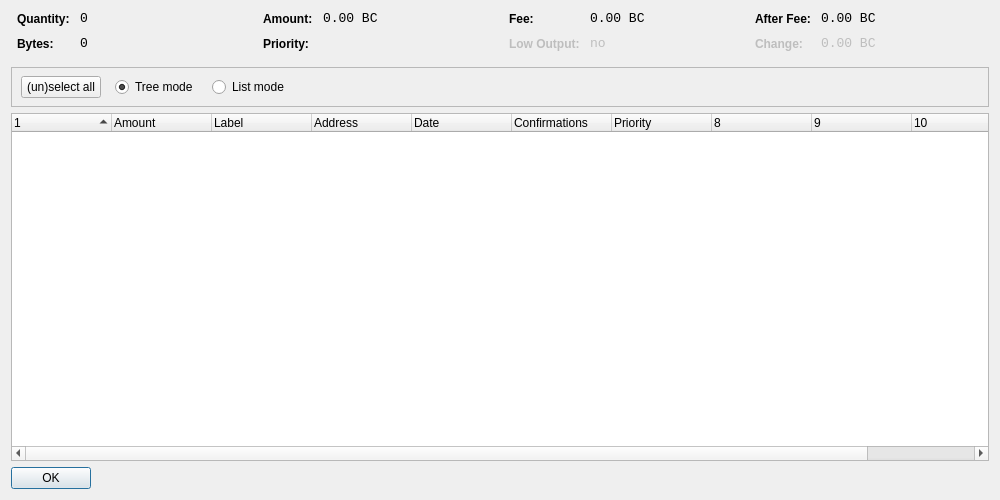
Old version of the form src/qt/forms/coincontroldialog.ui in the repository Euno/eunowallet.
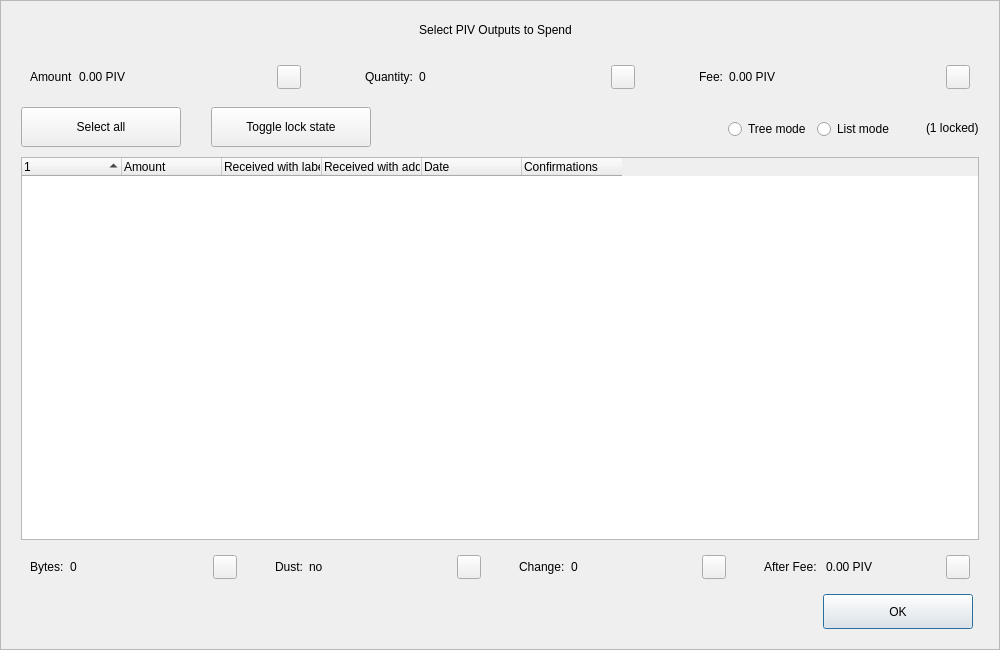
New version of the form. Custom widgets are drawn as their Qt base class.

Diff of the .ui file:
```diff
--- a/src/qt/forms/coincontroldialog.ui
+++ b/src/qt/forms/coincontroldialog.ui
@@ -7,352 +7,299 @@
     <x>0</x>
     <y>0</y>
     <width>1000</width>
-    <height>500</height>
+    <height>650</height>
    </rect>
   </property>
+  <property name="minimumSize">
+   <size>
+    <width>950</width>
+    <height>650</height>
+   </size>
+  </property>
   <property name="windowTitle">
-   <string>Coin Control</string>
+   <string>Coin Selection</string>
+  </property>
+  <property name="styleSheet">
+   <string notr="true"/>
   </property>
   <layout class="QVBoxLayout" name="verticalLayout">
-   <item>
-    <layout class="QHBoxLayout" name="horizontalLayoutTop" stretch="0,0,0,0">
+   <property name="spacing">
+    <number>0</number>
+   </property>
+   <property name="leftMargin">
+    <number>0</number>
+   </property>
      <property name="topMargin">
       <number>0</number>
      </property>
+   <property name="rightMargin">
+    <number>0</number>
+   </property>
      <property name="bottomMargin">
-      <number>10</number>
+    <number>0</number>
      </property>
      <item>
-      <layout class="QFormLayout" name="formLayoutCoinControl1">
-       <property name="horizontalSpacing">
-        <number>10</number>
-       </property>
-       <property name="verticalSpacing">
-        <number>10</number>
-       </property>
+    <widget class="QFrame" name="frameContainer">
+     <property name="toolTipDuration">
+      <number>0</number>
+     </property>
+     <property name="frameShape">
+      <enum>QFrame::StyledPanel</enum>
+     </property>
+     <property name="frameShadow">
+      <enum>QFrame::Raised</enum>
+     </property>
+     <layout class="QVBoxLayout" name="verticalLayout_2">
        <property name="leftMargin">
-        <number>6</number>
+       <number>0</number>
        </property>
        <property name="rightMargin">
-        <number>6</number>
-       </property>
-       <item row="0" column="0">
+       <number>0</number>
+      </property>
+      <property name="bottomMargin">
+       <number>20</number>
+      </property>
+      <item>
+       <layout class="QHBoxLayout" name="horizontalLayout_12">
+        <property name="spacing">
+         <number>0</number>
+        </property>
+        <property name="leftMargin">
+         <number>20</number>
+        </property>
+        <property name="rightMargin">
+         <number>30</number>
+        </property>
+        <item>
+         <spacer name="horizontalSpacer_4">
+          <property name="orientation">
+           <enum>Qt::Horizontal</enum>
+          </property>
+          <property name="sizeHint" stdset="0">
+           <size>
+            <width>40</width>
+            <height>20</height>
+           </size>
+          </property>
+         </spacer>
+        </item>
+        <item>
+         <widget class="QLabel" name="labelTitle">
+          <property name="minimumSize">
+           <size>
+            <width>0</width>
+            <height>40</height>
+           </size>
+          </property>
+          <property name="maximumSize">
+           <size>
+            <width>16777215</width>
+            <height>40</height>
+           </size>
+          </property>
+          <property name="text">
+           <string>Select PIV Outputs to Spend</string>
+          </property>
+          <property name="alignment">
+           <set>Qt::AlignCenter</set>
+          </property>
+          <property name="margin">
+           <number>7</number>
+          </property>
+         </widget>
+        </item>
+        <item>
+         <spacer name="horizontalSpacer_5">
+          <property name="orientation">
+           <enum>Qt::Horizontal</enum>
+          </property>
+          <property name="sizeHint" stdset="0">
+           <size>
+            <width>40</width>
+            <height>20</height>
+           </size>
+          </property>
+         </spacer>
+        </item>
+       </layout>
+      </item>
+      <item>
+       <layout class="QHBoxLayout" name="horizontalLayout_8">
+        <property name="leftMargin">
+         <number>20</number>
+        </property>
+        <property name="rightMargin">
+         <number>20</number>
+        </property>
+        <item>
+         <widget class="QWidget" name="layoutAmount" native="true">
+          <layout class="QHBoxLayout" name="horizontalLayout_9" stretch="0,1,0">
+           <item>
+            <widget class="QLabel" name="labelCoinControlAmountText">
+             <property name="text">
+              <string>Amount</string>
+             </property>
+            </widget>
+           </item>
+           <item>
+            <widget class="QLabel" name="labelCoinControlAmount">
+             <property name="text">
+              <string>0.00 PIV</string>
+             </property>
+            </widget>
+           </item>
+           <item alignment="Qt::AlignHCenter|Qt::AlignVCenter">
+            <widget class="QPushButton" name="pushButtonAmount">
+             <property name="minimumSize">
+              <size>
+               <width>0</width>
+               <height>24</height>
+              </size>
+             </property>
+             <property name="maximumSize">
+              <size>
+               <width>24</width>
+               <height>26</height>
+              </size>
+             </property>
+             <property name="focusPolicy">
+              <enum>Qt::NoFocus</enum>
+             </property>
+             <property name="styleSheet">
+              <string notr="true">padding-bottom:2px;
+padding-right:4px;</string>
+             </property>
+             <property name="text">
+              <string/>
+             </property>
+            </widget>
+           </item>
+          </layout>
+         </widget>
+        </item>
+        <item>
+         <spacer name="horizontalSpacer_2">
+          <property name="orientation">
+           <enum>Qt::Horizontal</enum>
+          </property>
+          <property name="sizeType">
+           <enum>QSizePolicy::Fixed</enum>
+          </property>
+          <property name="sizeHint" stdset="0">
+           <size>
+            <width>40</width>
+            <height>20</height>
+           </size>
+          </property>
+         </spacer>
+        </item>
+        <item>
+         <widget class="QWidget" name="layoutQuantity" native="true">
+          <layout class="QHBoxLayout" name="horizontalLayout_10" stretch="0,1,0">
+           <item>
         <widget class="QLabel" name="labelCoinControlQuantityText">
-         <property name="styleSheet">
-          <string notr="true">font-weight:bold;</string>
-         </property>
          <property name="text">
           <string>Quantity:</string>
          </property>
         </widget>
        </item>
-       <item row="0" column="1">
+           <item>
         <widget class="QLabel" name="labelCoinControlQuantity">
-         <property name="font">
-          <font>
-           <family>Monospace</family>
-           <pointsize>10</pointsize>
-          </font>
-         </property>
-         <property name="cursor">
-          <cursorShape>IBeamCursor</cursorShape>
-         </property>
-         <property name="contextMenuPolicy">
-          <enum>Qt::ActionsContextMenu</enum>
-         </property>
          <property name="text">
-          <string notr="true">0</string>
-         </property>
-         <property name="textInteractionFlags">
-          <set>Qt::LinksAccessibleByMouse|Qt::TextSelectableByKeyboard|Qt::TextSelectableByMouse</set>
-         </property>
-        </widget>
-       </item>
-       <item row="1" column="0">
-        <widget class="QLabel" name="labelCoinControlBytesText">
-         <property name="styleSheet">
-          <string notr="true">font-weight:bold;</string>
-         </property>
-         <property name="text">
-          <string>Bytes:</string>
-         </property>
-        </widget>
-       </item>
-       <item row="1" column="1">
-        <widget class="QLabel" name="labelCoinControlBytes">
-         <property name="font">
-          <font>
-           <family>Monospace</family>
-           <pointsize>10</pointsize>
-          </font>
-         </property>
-         <property name="cursor">
-          <cursorShape>IBeamCursor</cursorShape>
-         </property>
-         <property name="contextMenuPolicy">
-          <enum>Qt::ActionsContextMenu</enum>
-         </property>
-         <property name="text">
-          <string notr="true">0</string>
-         </property>
-         <property name="textInteractionFlags">
-          <set>Qt::LinksAccessibleByMouse|Qt::TextSelectableByKeyboard|Qt::TextSelectableByMouse</set>
-         </property>
-        </widget>
-       </item>
-      </layout>
-     </item>
-     <item>
-      <layout class="QFormLayout" name="formLayoutCoinControl2">
-       <property name="horizontalSpacing">
-        <number>10</number>
-       </property>
-       <property name="verticalSpacing">
-        <number>10</number>
-       </property>
-       <property name="leftMargin">
-        <number>6</number>
-       </property>
-       <property name="rightMargin">
-        <number>6</number>
-       </property>
-       <item row="0" column="0">
-        <widget class="QLabel" name="labelCoinControlAmountText">
+              <string>0</string>
+             </property>
+            </widget>
+           </item>
+           <item alignment="Qt::AlignHCenter|Qt::AlignVCenter">
+            <widget class="QPushButton" name="pushButtonQuantity">
+             <property name="minimumSize">
+              <size>
+               <width>0</width>
+               <height>24</height>
+              </size>
+             </property>
+             <property name="maximumSize">
+              <size>
+               <width>24</width>
+               <height>26</height>
+              </size>
+             </property>
+             <property name="focusPolicy">
+              <enum>Qt::NoFocus</enum>
+             </property>
          <property name="styleSheet">
-          <string notr="true">font-weight:bold;</string>
-         </property>
-         <property name="text">
-          <string>Amount:</string>
-         </property>
-        </widget>
-       </item>
-       <item row="0" column="1">
-        <widget class="QLabel" name="labelCoinControlAmount">
-         <property name="font">
-          <font>
-           <family>Monospace</family>
-           <pointsize>10</pointsize>
-          </font>
-         </property>
-         <property name="cursor">
-          <cursorShape>IBeamCursor</cursorShape>
-         </property>
-         <property name="contextMenuPolicy">
-          <enum>Qt::ActionsContextMenu</enum>
-         </property>
-         <property name="text">
-          <string notr="true">0.00 BC</string>
-         </property>
-         <property name="textInteractionFlags">
-          <set>Qt::LinksAccessibleByMouse|Qt::TextSelectableByKeyboard|Qt::TextSelectableByMouse</set>
-         </property>
-        </widget>
-       </item>
-       <item row="1" column="0">
-        <widget class="QLabel" name="labelCoinControlPriorityText">
-         <property name="styleSheet">
-          <string notr="true">font-weight:bold;</string>
-         </property>
-         <property name="text">
-          <string>Priority:</string>
-         </property>
-        </widget>
-       </item>
-       <item row="1" column="1">
-        <widget class="QLabel" name="labelCoinControlPriority">
-         <property name="font">
-          <font>
-           <family>Monospace</family>
-           <pointsize>10</pointsize>
-          </font>
-         </property>
-         <property name="cursor">
-          <cursorShape>IBeamCursor</cursorShape>
-         </property>
-         <property name="contextMenuPolicy">
-          <enum>Qt::ActionsContextMenu</enum>
+              <string notr="true">padding-bottom:2px;
+               padding-right:4px;</string>
          </property>
          <property name="text">
           <string/>
          </property>
-         <property name="textInteractionFlags">
-          <set>Qt::LinksAccessibleByMouse|Qt::TextSelectableByKeyboard|Qt::TextSelectableByMouse</set>
-         </property>
         </widget>
        </item>
       </layout>
+         </widget>
      </item>
      <item>
-      <layout class="QFormLayout" name="formLayoutCoinControl3">
-       <property name="horizontalSpacing">
-        <number>10</number>
-       </property>
-       <property name="verticalSpacing">
-        <number>10</number>
-       </property>
-       <property name="leftMargin">
-        <number>6</number>
-       </property>
-       <property name="rightMargin">
-        <number>6</number>
-       </property>
-       <item row="0" column="0">
+         <spacer name="horizontalSpacer_22">
+          <property name="orientation">
+           <enum>Qt::Horizontal</enum>
+          </property>
+          <property name="sizeType">
+           <enum>QSizePolicy::Fixed</enum>
+          </property>
+          <property name="sizeHint" stdset="0">
+           <size>
+            <width>40</width>
+            <height>20</height>
+           </size>
+          </property>
+         </spacer>
+        </item>
+        <item>
+         <widget class="QWidget" name="layoutFee" native="true">
+          <layout class="QHBoxLayout" name="horizontalLayout_11" stretch="0,1,0">
+           <item>
         <widget class="QLabel" name="labelCoinControlFeeText">
-         <property name="styleSheet">
-          <string notr="true">font-weight:bold;</string>
-         </property>
          <property name="text">
           <string>Fee:</string>
          </property>
         </widget>
        </item>
-       <item row="0" column="1">
+           <item>
         <widget class="QLabel" name="labelCoinControlFee">
-         <property name="font">
-          <font>
-           <family>Monospace</family>
-           <pointsize>10</pointsize>
-          </font>
-         </property>
-         <property name="cursor">
-          <cursorShape>IBeamCursor</cursorShape>
-         </property>
-         <property name="contextMenuPolicy">
-          <enum>Qt::ActionsContextMenu</enum>
-         </property>
          <property name="text">
-          <string notr="true">0.00 BC</string>
-         </property>
-         <property name="textInteractionFlags">
-          <set>Qt::LinksAccessibleByMouse|Qt::TextSelectableByKeyboard|Qt::TextSelectableByMouse</set>
-         </property>
-        </widget>
-       </item>
-       <item row="1" column="0">
-        <widget class="QLabel" name="labelCoinControlLowOutputText">
-         <property name="enabled">
-          <bool>false</bool>
-         </property>
-         <property name="styleSheet">
-          <string notr="true">font-weight:bold;</string>
-         </property>
-         <property name="text">
-          <string>Low Output:</string>
-         </property>
-        </widget>
-       </item>
-       <item row="1" column="1">
-        <widget class="QLabel" name="labelCoinControlLowOutput">
-         <property name="enabled">
-          <bool>false</bool>
-         </property>
-         <property name="font">
-          <font>
-           <family>Monospace</family>
-           <pointsize>10</pointsize>
-          </font>
-         </property>
-         <property name="cursor">
-          <cursorShape>IBeamCursor</cursorShape>
-         </property>
-         <property name="contextMenuPolicy">
-          <enum>Qt::ActionsContextMenu</enum>
-         </property>
-         <property name="text">
-          <string notr="true">no</string>
-         </property>
-         <property name="textInteractionFlags">
-          <set>Qt::LinksAccessibleByMouse|Qt::TextSelectableByKeyboard|Qt::TextSelectableByMouse</set>
-         </property>
-        </widget>
-       </item>
-      </layout>
-     </item>
-     <item>
-      <layout class="QFormLayout" name="formLayoutCoinControl4">
-       <property name="horizontalSpacing">
-        <number>10</number>
-       </property>
-       <property name="verticalSpacing">
-        <number>10</number>
-       </property>
-       <property name="leftMargin">
-        <number>6</number>
-       </property>
-       <property name="rightMargin">
-        <number>6</number>
-       </property>
-       <item row="0" column="0">
-        <widget class="QLabel" name="labelCoinControlAfterFeeText">
+              <string>0.00 PIV</string>
+             </property>
+            </widget>
+           </item>
+           <item alignment="Qt::AlignHCenter|Qt::AlignVCenter">
+            <widget class="QPushButton" name="pushButtonFee">
+             <property name="minimumSize">
+              <size>
+               <width>0</width>
+               <height>24</height>
+              </size>
+             </property>
+             <property name="maximumSize">
+              <size>
+               <width>24</width>
+               <height>26</height>
+              </size>
+             </property>
+             <property name="focusPolicy">
+              <enum>Qt::NoFocus</enum>
+             </property>
          <property name="styleSheet">
-          <string notr="true">font-weight:bold;</string>
+              <string notr="true">padding-bottom:2px;
+               padding-right:4px;</string>
          </property>
          <property name="text">
-          <string>After Fee:</string>
+              <string/>
          </property>
         </widget>
        </item>
-       <item row="0" column="1">
-        <widget class="QLabel" name="labelCoinControlAfterFee">
-         <property name="font">
-          <font>
-           <family>Monospace</family>
-           <pointsize>10</pointsize>
-          </font>
-         </property>
-         <property name="cursor">
-          <cursorShape>IBeamCursor</cursorShape>
-         </property>
-         <property name="contextMenuPolicy">
-          <enum>Qt::ActionsContextMenu</enum>
-         </property>
-         <property name="text">
-          <string notr="true">0.00 BC</string>
-         </property>
-         <property name="textInteractionFlags">
-          <set>Qt::LinksAccessibleByMouse|Qt::TextSelectableByKeyboard|Qt::TextSelectableByMouse</set>
-         </property>
-        </widget>
-       </item>
-       <item row="1" column="0">
-        <widget class="QLabel" name="labelCoinControlChangeText">
-         <property name="enabled">
-          <bool>false</bool>
-         </property>
-         <property name="styleSheet">
-          <string notr="true">font-weight:bold;</string>
-         </property>
-         <property name="text">
-          <string>Change:</string>
-         </property>
-        </widget>
-       </item>
-       <item row="1" column="1">
-        <widget class="QLabel" name="labelCoinControlChange">
-         <property name="enabled">
-          <bool>false</bool>
-         </property>
-         <property name="font">
-          <font>
-           <family>Monospace</family>
-           <pointsize>10</pointsize>
-          </font>
-         </property>
-         <property name="cursor">
-          <cursorShape>IBeamCursor</cursorShape>
-         </property>
-         <property name="contextMenuPolicy">
-          <enum>Qt::ActionsContextMenu</enum>
-         </property>
-         <property name="text">
-          <string notr="true">0.00 BC</string>
-         </property>
-         <property name="textInteractionFlags">
-          <set>Qt::LinksAccessibleByMouse|Qt::TextSelectableByKeyboard|Qt::TextSelectableByMouse</set>
-         </property>
-        </widget>
-       </item>
-      </layout>
+          </layout>
+         </widget>
      </item>
     </layout>
    </item>
@@ -364,24 +311,37 @@
        <height>40</height>
       </size>
      </property>
+        <property name="styleSheet">
+         <string notr="true">#frame {
+	border:0;
+}</string>
+        </property>
      <property name="frameShape">
       <enum>QFrame::StyledPanel</enum>
      </property>
      <property name="frameShadow">
       <enum>QFrame::Sunken</enum>
      </property>
-     <widget class="QWidget" name="horizontalLayoutWidget">
-      <property name="geometry">
-       <rect>
-        <x>10</x>
-        <y>0</y>
-        <width>781</width>
-        <height>41</height>
-       </rect>
-      </property>
-      <layout class="QHBoxLayout" name="horizontalLayoutPanel" stretch="0,0,0,0,0">
+        <layout class="QHBoxLayout" name="horizontalLayout">
+         <property name="spacing">
+          <number>0</number>
+         </property>
+         <property name="leftMargin">
+          <number>20</number>
+         </property>
+         <property name="topMargin">
+          <number>0</number>
+         </property>
+         <property name="rightMargin">
+          <number>20</number>
+         </property>
+         <property name="bottomMargin">
+          <number>0</number>
+         </property>
+         <item>
+          <layout class="QHBoxLayout" name="horizontalLayoutPanel" stretch="0,0,0,0,0,0">
        <property name="spacing">
-        <number>14</number>
+            <number>20</number>
        </property>
        <item>
         <widget class="QPushButton" name="pushButtonSelectAll">
@@ -391,11 +351,113 @@
            <verstretch>0</verstretch>
           </sizepolicy>
          </property>
+             <property name="minimumSize">
+              <size>
+               <width>160</width>
+               <height>40</height>
+              </size>
+             </property>
+             <property name="maximumSize">
+              <size>
+               <width>16777215</width>
+               <height>40</height>
+              </size>
+             </property>
          <property name="text">
-          <string>(un)select all</string>
-         </property>
-        </widget>
-       </item>
+              <string>Select all</string>
+             </property>
+             <property name="checkable">
+              <bool>true</bool>
+             </property>
+             <property name="checked">
+              <bool>false</bool>
+             </property>
+             <property name="autoExclusive">
+              <bool>false</bool>
+             </property>
+             <property name="autoDefault">
+              <bool>false</bool>
+             </property>
+            </widget>
+           </item>
+           <item>
+            <spacer name="horizontalSpacer_6">
+             <property name="orientation">
+              <enum>Qt::Horizontal</enum>
+             </property>
+             <property name="sizeType">
+              <enum>QSizePolicy::Fixed</enum>
+             </property>
+             <property name="sizeHint" stdset="0">
+              <size>
+               <width>10</width>
+               <height>20</height>
+              </size>
+             </property>
+            </spacer>
+           </item>
+           <item>
+            <widget class="QPushButton" name="pushButtonToggleLock">
+             <property name="sizePolicy">
+              <sizepolicy hsizetype="Maximum" vsizetype="Fixed">
+               <horstretch>0</horstretch>
+               <verstretch>0</verstretch>
+              </sizepolicy>
+             </property>
+             <property name="minimumSize">
+              <size>
+               <width>160</width>
+               <height>40</height>
+              </size>
+             </property>
+             <property name="maximumSize">
+              <size>
+               <width>16777215</width>
+               <height>40</height>
+              </size>
+             </property>
+             <property name="text">
+              <string>Toggle lock state</string>
+             </property>
+             <property name="checkable">
+              <bool>true</bool>
+             </property>
+             <property name="autoExclusive">
+              <bool>false</bool>
+             </property>
+             <property name="autoDefault">
+              <bool>false</bool>
+             </property>
+            </widget>
+           </item>
+           <item>
+            <spacer name="horizontalSpacer_7">
+             <property name="orientation">
+              <enum>Qt::Horizontal</enum>
+             </property>
+             <property name="sizeType">
+              <enum>QSizePolicy::Expanding</enum>
+             </property>
+             <property name="sizeHint" stdset="0">
+              <size>
+               <width>30</width>
+               <height>20</height>
+              </size>
+             </property>
+            </spacer>
+           </item>
+           <item alignment="Qt::AlignRight">
+            <widget class="QGroupBox" name="groupBox_2">
+             <property name="styleSheet">
+              <string notr="true">#groupBox_2 {
+    background-color:transparent;
+    border-radius:0;
+}</string>
+             </property>
+             <property name="title">
+              <string/>
+             </property>
+             <layout class="QHBoxLayout" name="horizontalLayout_14">
        <item>
         <widget class="QRadioButton" name="radioTreeMode">
          <property name="sizePolicy">
@@ -407,9 +469,6 @@
          <property name="text">
           <string>Tree mode</string>
          </property>
-         <property name="checked">
-          <bool>true</bool>
-         </property>
         </widget>
        </item>
        <item>
@@ -423,35 +482,47 @@
          <property name="text">
           <string>List mode</string>
          </property>
-        </widget>
-       </item>
+                <property name="checked">
+                 <bool>false</bool>
+                </property>
+               </widget>
+              </item>
+             </layout>
+            </widget>
+           </item>
        <item>
-        <spacer name="horizontalSpacer">
-         <property name="orientation">
-          <enum>Qt::Horizontal</enum>
-         </property>
-         <property name="sizeHint" stdset="0">
-          <size>
-           <width>40</width>
-           <height>20</height>
-          </size>
-         </property>
-        </spacer>
-       </item>
-      </layout>
-     </widget>
-    </widget>
-   </item>
+            <widget class="QLabel" name="labelLocked">
+             <property name="text">
+              <string>(1 locked)</string>
+             </property>
+            </widget>
+           </item>
+          </layout>
+         </item>
+        </layout>
+       </widget>
+      </item>
+      <item>
+       <layout class="QHBoxLayout" name="horizontalLayout_13">
+        <property name="leftMargin">
+         <number>20</number>
+        </property>
+        <property name="rightMargin">
+         <number>20</number>
+        </property>
    <item>
     <widget class="CoinControlTreeWidget" name="treeWidget">
      <property name="contextMenuPolicy">
       <enum>Qt::CustomContextMenu</enum>
      </property>
+          <property name="styleSheet">
+           <string notr="true"/>
+          </property>
      <property name="sortingEnabled">
       <bool>false</bool>
      </property>
      <property name="columnCount">
-      <number>11</number>
+           <number>6</number>
      </property>
      <attribute name="headerShowSortIndicator" stdset="0">
       <bool>true</bool>
@@ -471,12 +542,12 @@
      </column>
      <column>
       <property name="text">
-       <string>Label</string>
+            <string>Received with label</string>
       </property>
      </column>
      <column>
       <property name="text">
-       <string>Address</string>
+            <string>Received with address</string>
       </property>
      </column>
      <column>
@@ -492,47 +563,247 @@
        <string>Confirmed</string>
       </property>
      </column>
-     <column>
+         </widget>
+        </item>
+       </layout>
+      </item>
+      <item>
+       <layout class="QHBoxLayout" name="horizontalLayout_3">
+        <property name="spacing">
+         <number>20</number>
+        </property>
+        <property name="leftMargin">
+         <number>20</number>
+        </property>
+        <property name="rightMargin">
+         <number>20</number>
+        </property>
+        <item>
+         <widget class="QWidget" name="layoutBytes" native="true">
+          <layout class="QHBoxLayout" name="horizontalLayout_4" stretch="0,1,0">
+           <item>
+            <widget class="QLabel" name="labelCoinControlBytesText">
       <property name="text">
-       <string>Priority</string>
-      </property>
-     </column>
-     <column>
+              <string>Bytes:</string>
+             </property>
+            </widget>
+           </item>
+           <item>
+            <widget class="QLabel" name="labelCoinControlBytes">
       <property name="text">
+              <string>0</string>
+             </property>
+            </widget>
+           </item>
+           <item alignment="Qt::AlignHCenter|Qt::AlignVCenter">
+            <widget class="QPushButton" name="pushButtonBytes">
+             <property name="minimumSize">
+              <size>
+               <width>0</width>
+               <height>24</height>
+              </size>
+             </property>
+             <property name="maximumSize">
+              <size>
+               <width>24</width>
+               <height>26</height>
+              </size>
+             </property>
+             <property name="focusPolicy">
+              <enum>Qt::NoFocus</enum>
+             </property>
+             <property name="styleSheet">
+              <string notr="true">padding-bottom:2px;
+               padding-right:4px;</string>
+             </property>
+             <property name="text">
        <string/>
       </property>
-     </column>
-     <column>
+            </widget>
+           </item>
+          </layout>
+         </widget>
+        </item>
+        <item>
+         <widget class="QWidget" name="layoutDust" native="true">
+          <layout class="QHBoxLayout" name="horizontalLayout_5" stretch="0,1,0">
+           <item>
+            <widget class="QLabel" name="labelCoinControlLowOutputText">
       <property name="text">
+              <string>Dust:</string>
+             </property>
+            </widget>
+           </item>
+           <item>
+            <widget class="QLabel" name="labelCoinControlLowOutput">
+             <property name="text">
+              <string>no</string>
+             </property>
+            </widget>
+           </item>
+           <item alignment="Qt::AlignHCenter|Qt::AlignVCenter">
+            <widget class="QPushButton" name="pushButtonDust">
+             <property name="minimumSize">
+              <size>
+               <width>0</width>
+               <height>24</height>
+              </size>
+             </property>
+             <property name="maximumSize">
+              <size>
+               <width>24</width>
+               <height>26</height>
+              </size>
+             </property>
+             <property name="focusPolicy">
+              <enum>Qt::NoFocus</enum>
+             </property>
+             <property name="styleSheet">
+              <string notr="true">padding-bottom:2px;
+               padding-right:4px;</string>
+             </property>
+             <property name="text">
        <string/>
       </property>
-     </column>
-     <column>
+            </widget>
+           </item>
+          </layout>
+         </widget>
+        </item>
+        <item>
+         <widget class="QWidget" name="layoutChange" native="true">
+          <layout class="QHBoxLayout" name="horizontalLayout_6" stretch="0,1,0">
+           <item>
+            <widget class="QLabel" name="labelCoinControlChangeText">
       <property name="text">
+              <string>Change:</string>
+             </property>
+            </widget>
+           </item>
+           <item>
+            <widget class="QLabel" name="labelCoinControlChange">
+             <property name="text">
+              <string>0</string>
+             </property>
+            </widget>
+           </item>
+           <item alignment="Qt::AlignHCenter|Qt::AlignVCenter">
+            <widget class="QPushButton" name="pushButtonChange">
+             <property name="minimumSize">
+              <size>
+               <width>0</width>
+               <height>24</height>
+              </size>
+             </property>
+             <property name="maximumSize">
+              <size>
+               <width>24</width>
+               <height>26</height>
+              </size>
+             </property>
+             <property name="focusPolicy">
+              <enum>Qt::NoFocus</enum>
+             </property>
+             <property name="styleSheet">
+              <string notr="true">padding-bottom:2px;
+               padding-right:4px;</string>
+             </property>
+             <property name="text">
        <string/>
       </property>
-     </column>
-     <column>
+            </widget>
+           </item>
+          </layout>
+         </widget>
+        </item>
+        <item>
+         <widget class="QWidget" name="layoutAfter" native="true">
+          <layout class="QHBoxLayout" name="horizontalLayout_7" stretch="0,1,0">
+           <item>
+            <widget class="QLabel" name="labelCoinControlAfterFeeText">
       <property name="text">
+              <string>After Fee: </string>
+             </property>
+            </widget>
+           </item>
+           <item>
+            <widget class="QLabel" name="labelCoinControlAfterFee">
+             <property name="text">
+              <string>0.00 PIV</string>
+             </property>
+            </widget>
+           </item>
+           <item alignment="Qt::AlignHCenter|Qt::AlignVCenter">
+            <widget class="QPushButton" name="pushButtonAlterFee">
+             <property name="minimumSize">
+              <size>
+               <width>0</width>
+               <height>24</height>
+              </size>
+             </property>
+             <property name="maximumSize">
+              <size>
+               <width>24</width>
+               <height>26</height>
+              </size>
+             </property>
+             <property name="focusPolicy">
+              <enum>Qt::NoFocus</enum>
+             </property>
+             <property name="styleSheet">
+              <string notr="true">padding-bottom:2px;
+               padding-right:4px;</string>
+             </property>
+             <property name="text">
        <string/>
       </property>
-     </column>
-    </widget>
-   </item>
+            </widget>
+           </item>
+          </layout>
+         </widget>
+        </item>
+       </layout>
+      </item>
    <item>
-    <widget class="QDialogButtonBox" name="buttonBox">
-     <property name="sizePolicy">
-      <sizepolicy hsizetype="Maximum" vsizetype="Fixed">
-       <horstretch>0</horstretch>
-       <verstretch>0</verstretch>
-      </sizepolicy>
-     </property>
+       <layout class="QHBoxLayout" name="horizontalLayout_2">
+        <property name="spacing">
+         <number>0</number>
+        </property>
+        <property name="leftMargin">
+         <number>20</number>
+        </property>
+        <property name="rightMargin">
+         <number>26</number>
+        </property>
+        <item>
+         <spacer name="horizontalSpacer_3">
      <property name="orientation">
       <enum>Qt::Horizontal</enum>
      </property>
-     <property name="standardButtons">
-      <set>QDialogButtonBox::Ok</set>
-     </property>
+          <property name="sizeHint" stdset="0">
+           <size>
+            <width>558</width>
+            <height>20</height>
+           </size>
+          </property>
+         </spacer>
+        </item>
+        <item>
+         <widget class="QPushButton" name="pushButtonOk">
+          <property name="minimumSize">
+           <size>
+            <width>150</width>
+            <height>35</height>
+           </size>
+          </property>
+          <property name="text">
+           <string>OK</string>
+          </property>
+         </widget>
+        </item>
+       </layout>
+      </item>
+     </layout>
     </widget>
    </item>
   </layout>
```
Lines whose indentation alone changed are shown as unchanged.
